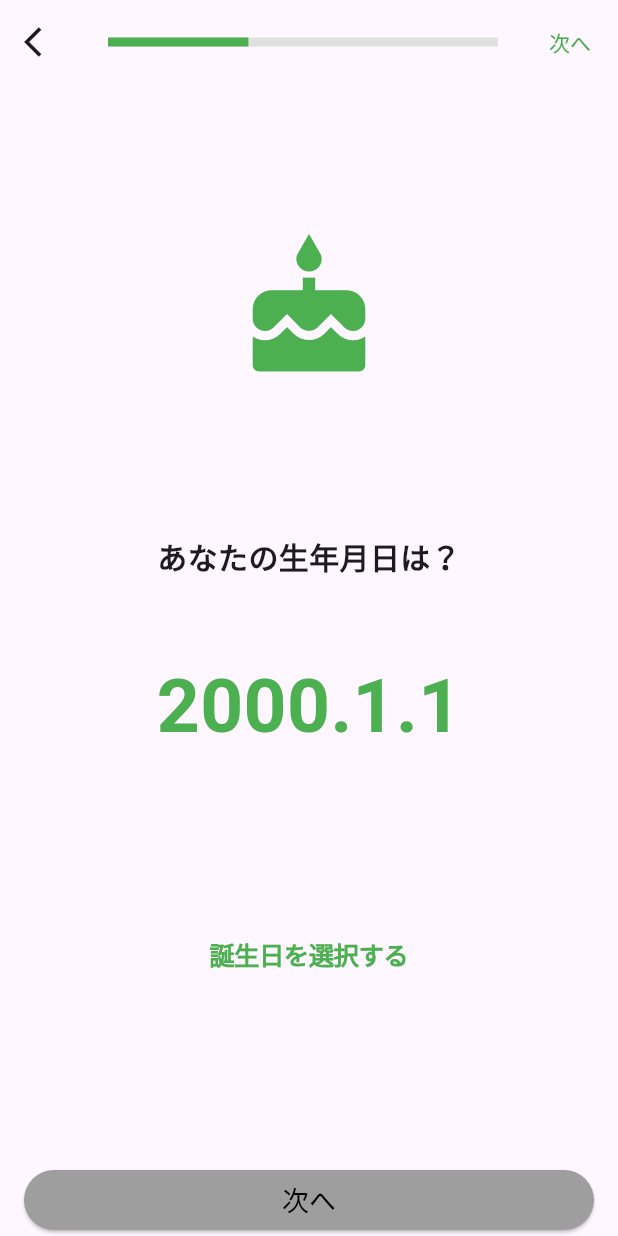
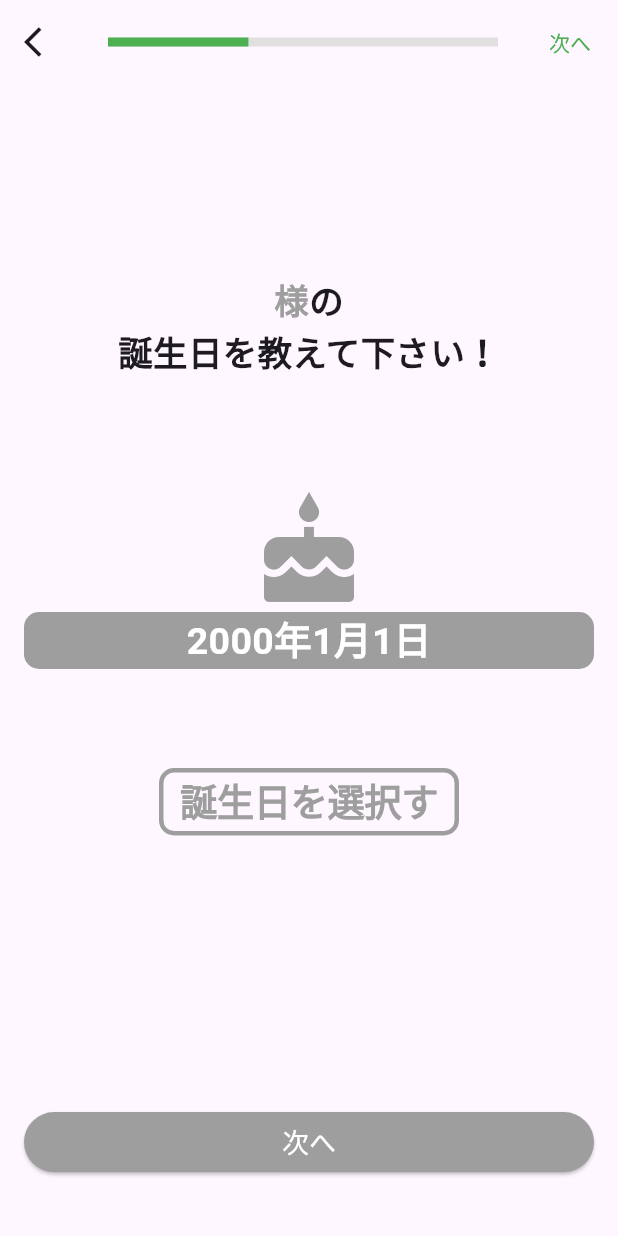
Before and after one commit to rlgur3470/okarada, a Flutter app: the BirthdayScreen screen opened by its route, on a phone screen of 412 x 824 dp. Run offline on Flutter 3.47's test engine with Material 3 defaults, Android fonts, the phone set to English and light mode, and no system bars; our stand-ins replace numberpicker, table_calendar; missing offline and left inert: animated_weight_picker; accounts and stored records are empty; statements that could not run were skipped.

Commit message:
생일 화면 디자인 1차 변경

```diff
--- a/lib/screens/birthday_screen.dart
+++ b/lib/screens/birthday_screen.dart
@@ -6,24 +6,23 @@
 class BirthdayScreen extends StatefulWidget {
   const BirthdayScreen({super.key});
 
-
   @override
   State<BirthdayScreen> createState() => _BirthdayScreenState();
 }
-
 
 class _BirthdayScreenState extends State<BirthdayScreen> {
   DateTime selectedDate = DateTime(2000, 01, 01);
   late UserValue userValue;
   late Color userGenderColor;
-
+  late String userNick;
 
   @override
   void didChangeDependencies() {
     // TODO: implement didChangeDependencies
     super.didChangeDependencies();
-    userValue  = ModalRoute.of(context)!.settings.arguments as UserValue;
+    userValue = ModalRoute.of(context)!.settings.arguments as UserValue;
     userGenderColor = userValue.userGenderColor!;
+    userNick = userValue.nickname!;
   }
 
   @override
@@ -52,21 +51,33 @@
           child: SizedBox(
             width: MediaQuery.of(context).size.width,
             child: Column(
-              mainAxisAlignment: MainAxisAlignment.start,
+              mainAxisAlignment: MainAxisAlignment.spaceAround,
               children: [
-                const SizedBox(height: 100),
-                const _Icon(),
-                SizedBox(height: 100),
-                const _BirthdayText(),
-                const SizedBox(height: 50),
-
+                SizedBox(
+                  height: 10,
+                ),
+                _BirthdayText(
+                  userNick: userNick,
+                  userGenderColor: userGenderColor,
+                ),
+                Column(
+                  children: [
+                    _Icon(
+                      userGenderColor: userGenderColor,
+                    ),
                     _BirthdayPicker(
                         selectedDate: selectedDate,
+                        userGenderColor: userGenderColor,
                         onDateSelected: (date) {
                           setState(() {
                             selectedDate = date;
                           });
                         }),
+                  ],
+                ),
+                SizedBox(
+                  height: 10,
+                ),
                 _NextPageButton(
                   backButtonColor: userGenderColor,
                   foreButtonColor: Colors.black,
@@ -80,63 +91,111 @@
     );
   }
 
-  int calculateAge(DateTime birthDate){
+  int calculateAge(DateTime birthDate) {
     DateTime currentDate = DateTime.now();
     int age = currentDate.year - birthDate.year;
     int month1 = currentDate.month;
     int month2 = birthDate.month;
 
-    if(month2 > month1){
+    if (month2 > month1) {
       age--;
-    }
-    else if (month1 == month2)
-    {
+    } else if (month1 == month2) {
       int day1 = currentDate.day;
       int day2 = birthDate.day;
-      if(day2 > day1){
+      if (day2 > day1) {
         age--;
       }
     }
     return age;
   }
 
-  NextPageButtonPressed(){
+  NextPageButtonPressed() {
     int myAge = calculateAge(selectedDate);
     userValue = userValue.copyWith(age: myAge);
     setState(() {
-      Navigator.pushNamed(context, '/height-input',
+      Navigator.pushNamed(
+        context,
+        '/height-input',
         arguments: userValue,
       );
 
-      print('nickname: ${userValue.nickname}, sex: ${userValue.sex}, age: ${userValue.age}');
+      print(
+          'nickname: ${userValue.nickname}, sex: ${userValue.sex}, age: ${userValue.age}');
     });
   }
 }
 
 class _Icon extends StatelessWidget {
-  const _Icon({super.key});
+  final Color userGenderColor;
+  const _Icon({
+    required this.userGenderColor,
+    super.key,
+  });
 
   @override
   Widget build(BuildContext context) {
-    return const Icon(
+    return Icon(
       Icons.cake,
-      color: Colors.green,
-      size: 100.0,
+      color: userGenderColor,
+      size: 80,
     );
   }
 }
 
 class _BirthdayText extends StatelessWidget {
-  const _BirthdayText({super.key});
+  final String userNick;
+  final Color userGenderColor;
+  const _BirthdayText({
+    required this.userNick,
+    required this.userGenderColor,
+    super.key,
+  });
 
   @override
   Widget build(BuildContext context) {
-    return const Text(
-      'あなたの生年月日は？',
+    return Column(
+      children: [
+        Row(
+          mainAxisAlignment: MainAxisAlignment.center,
+          children: [
+            Container(
+              decoration: BoxDecoration(
+                  border: Border(
+                      bottom: BorderSide(width: 3, color: userGenderColor))),
+              child: Text(
+                "$userNick",
                 style: TextStyle(
-        fontSize: 20,
+                  fontSize: 23,
+                  fontWeight: FontWeight.w600,
+                  color: userGenderColor,
+                ),
+              ),
+            ),
+            Text(
+              "様",
+              style: TextStyle(
+                fontSize: 23,
+                fontWeight: FontWeight.w600,
+                color: userGenderColor,
+              ),
+            ),
+            Text(
+              "の",
+              style: TextStyle(
+                fontSize: 23,
                 fontWeight: FontWeight.w600,
               ),
+            ),
+          ],
+        ),
+        Text(
+          "誕生日を教えて下さい！",
+          style: TextStyle(
+            fontSize: 23,
+            fontWeight: FontWeight.w600,
+          ),
+        ),
+      ],
     );
   }
 }
@@ -144,31 +203,54 @@
 class _BirthdayPicker extends StatelessWidget {
   final DateTime selectedDate;
   final ValueChanged<DateTime> onDateSelected;
+  final Color userGenderColor;
 
-  const _BirthdayPicker(
-      {required this.selectedDate, required this.onDateSelected, super.key});
+  const _BirthdayPicker({
+    required this.selectedDate,
+    required this.onDateSelected,
+    required this.userGenderColor,
+    super.key,
+  });
 
   @override
   Widget build(BuildContext context) {
-    return Expanded(
-      child: Column(
+    return Column(
+      children: [
+        Container(
+          decoration: BoxDecoration(
+            borderRadius: BorderRadius.circular(10),
+            color: userGenderColor,
+          ),
+          child: Row(
+            mainAxisAlignment: MainAxisAlignment.center,
             children: [
               Text(
-            '${selectedDate.year}.${selectedDate.month}.${selectedDate.day}',
+                '${selectedDate.year}年${selectedDate.month}月${selectedDate.day}日',
                 style: TextStyle(
-                fontSize: 50,
+                    fontSize: 25,
                     fontWeight: FontWeight.w600,
-                color: Colors.green),
+                    color: Colors.white),
+              ),
+            ],
+          ),
         ),
         SizedBox(
-            height: 100,
+          height: 50,
         ),
         CupertinoButton(
-            child: const Text(
+          child: Container(
+            height: 45,
+            width: 200,
+            decoration: BoxDecoration(
+                border: Border.all(color: userGenderColor, width: 3),
+                borderRadius: BorderRadius.circular(10)),
+            child: Text(
               '誕生日を選択する',
+              textAlign: TextAlign.center,
               style: TextStyle(
-                color: Colors.green,
+                  color: userGenderColor,
                   fontWeight: FontWeight.w600,
+                  fontSize: 25),
             ),
           ),
           onPressed: () {
@@ -193,9 +275,13 @@
                         ),
                       ),
                       CupertinoButton(
-                          child: const Text(
+                        child: Text(
                           '選択する',
-                            style: TextStyle(color: Colors.green),
+                          style: TextStyle(
+                            color: userGenderColor,
+                            fontSize: 20,
+                            fontWeight: FontWeight.w600
+                          ),
                         ),
                         onPressed: () {
                           Navigator.of(context).pop();
@@ -209,7 +295,6 @@
           },
         ),
       ],
-      ),
     );
   }
 }
@@ -218,8 +303,8 @@
   final Color foreButtonColor;
   final Color backButtonColor;
   final VoidCallback onPressed;
-  const _NextPageButton({
-    required this.foreButtonColor,
+  const _NextPageButton(
+      {required this.foreButtonColor,
       required this.backButtonColor,
       required this.onPressed,
       super.key});
@@ -237,7 +322,10 @@
           ),
           child: const Text(
             '次へ',
-            style: TextStyle(fontSize: 18),
+            style: TextStyle(
+              fontSize: 18,
+              color: Colors.white,
+            ),
           ),
         ),
       ],
```
Lines whose indentation alone changed are shown as unchanged.
